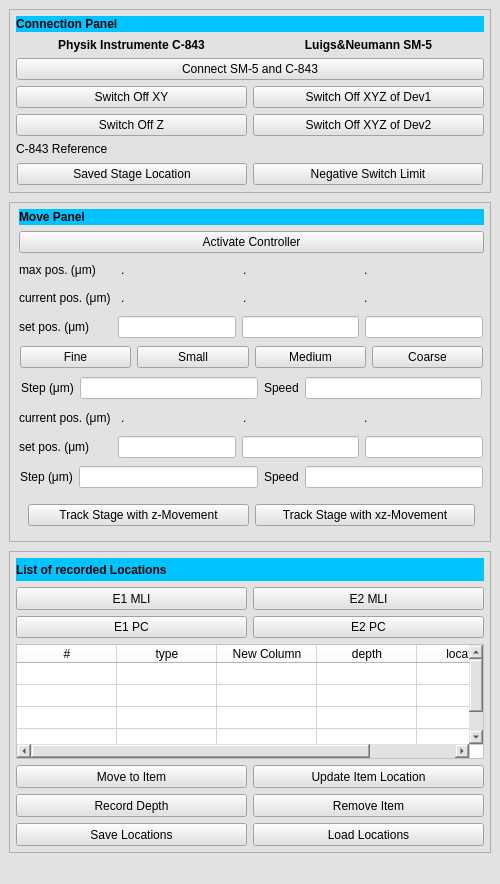
mgraupe/ManipulatorControl, file manipulator.ui: the form before one commit.
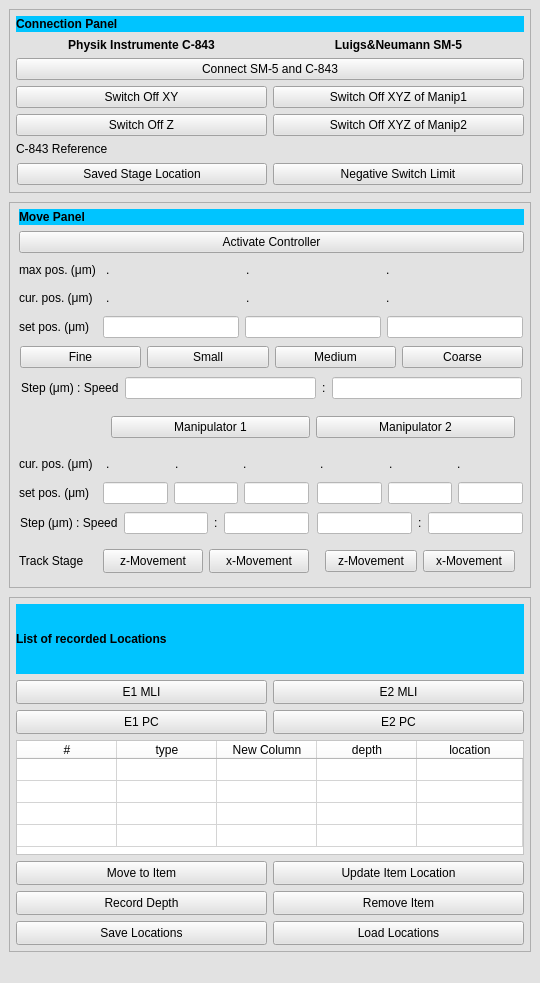
The form after the commit.

Commit message: added functionality for many manipulator actions

Diff of the .ui file:
```diff
--- a/manipulator.ui
+++ b/manipulator.ui
@@ -9,8 +9,8 @@
    <rect>
     <x>0</x>
     <y>0</y>
-    <width>500</width>
-    <height>884</height>
+    <width>540</width>
+    <height>983</height>
    </rect>
   </property>
   <property name="minimumSize">
@@ -85,7 +85,7 @@
           </size>
          </property>
          <property name="text">
-          <string>Switch Off XYZ of Dev1</string>
+          <string>Switch Off XYZ of Manip1</string>
          </property>
          <property name="checkable">
           <bool>true</bool>
@@ -123,7 +123,7 @@
           </size>
          </property>
          <property name="text">
-          <string>Switch Off XYZ of Dev2</string>
+          <string>Switch Off XYZ of Manip2</string>
          </property>
          <property name="checkable">
           <bool>true</bool>
@@ -285,134 +285,7 @@
          </property>
         </widget>
        </item>
-       <item row="2" column="1">
-        <widget class="QWidget" name="horizontalWidget" native="true">
-         <layout class="QHBoxLayout" name="horizontalLayout_7">
-          <property name="margin">
-           <number>4</number>
-          </property>
-          <item>
-           <widget class="QLabel" name="minMaxXLocationValueLabel">
-            <property name="font">
-             <font>
-              <weight>50</weight>
-              <bold>false</bold>
-             </font>
-            </property>
-            <property name="text">
-             <string>.</string>
-            </property>
-           </widget>
-          </item>
-          <item>
-           <widget class="QLabel" name="minMaxYLocationValueLabel">
-            <property name="text">
-             <string>.</string>
-            </property>
-           </widget>
-          </item>
-          <item>
-           <widget class="QLabel" name="minMaxZLocationValueLabel">
-            <property name="text">
-             <string>.</string>
-            </property>
-           </widget>
-          </item>
-         </layout>
-        </widget>
-       </item>
-       <item row="0" column="0" colspan="2">
-        <widget class="QLabel" name="label_8">
-         <property name="minimumSize">
-          <size>
-           <width>0</width>
-           <height>16</height>
-          </size>
-         </property>
-         <property name="font">
-          <font>
-           <weight>75</weight>
-           <bold>true</bold>
-          </font>
-         </property>
-         <property name="styleSheet">
-          <string notr="true">background-color: rgb(0, 196, 255);</string>
-         </property>
-         <property name="text">
-          <string>Move Panel</string>
-         </property>
-        </widget>
-       </item>
-       <item row="3" column="1">
-        <widget class="QWidget" name="horizontalWidget" native="true">
-         <layout class="QHBoxLayout" name="horizontalLayout_9">
-          <property name="margin">
-           <number>4</number>
-          </property>
-          <item>
-           <widget class="QLabel" name="isXLocationValueLabel">
-            <property name="text">
-             <string>.</string>
-            </property>
-           </widget>
-          </item>
-          <item>
-           <widget class="QLabel" name="isYLocationValueLabel">
-            <property name="text">
-             <string>.</string>
-            </property>
-           </widget>
-          </item>
-          <item>
-           <widget class="QLabel" name="isZLocationValueLabel">
-            <property name="text">
-             <string>.</string>
-            </property>
-           </widget>
-          </item>
-         </layout>
-        </widget>
-       </item>
-       <item row="4" column="1">
-        <widget class="QWidget" name="horizontalWidget" native="true">
-         <layout class="QHBoxLayout" name="horizontalLayout_8">
-          <property name="margin">
-           <number>1</number>
-          </property>
-          <item>
-           <widget class="QLineEdit" name="setXLocationLineEdit">
-            <property name="styleSheet">
-             <string notr="true">background-color: rgb(255, 255, 255);</string>
-            </property>
-            <property name="text">
-             <string/>
-            </property>
-           </widget>
-          </item>
-          <item>
-           <widget class="QLineEdit" name="setYLocationLineEdit">
-            <property name="styleSheet">
-             <string notr="true">background-color: rgb(255, 255, 255);</string>
-            </property>
-            <property name="text">
-             <string/>
-            </property>
-           </widget>
-          </item>
-          <item>
-           <widget class="QLineEdit" name="setZLocationLineEdit">
-            <property name="styleSheet">
-             <string notr="true">background-color: rgb(255, 255, 255);</string>
-            </property>
-            <property name="text">
-             <string/>
-            </property>
-           </widget>
-          </item>
-         </layout>
-        </widget>
-       </item>
-       <item row="7" column="1">
+       <item row="8" column="1">
         <widget class="QWidget" name="horizontalWidget" native="true">
          <property name="minimumSize">
           <size>
@@ -448,7 +321,7 @@
          </layout>
         </widget>
        </item>
-       <item row="12" column="0" colspan="2">
+       <item row="13" column="0" colspan="2">
         <widget class="QWidget" name="horizontalWidget" native="true">
          <property name="minimumSize">
           <size>
@@ -463,7 +336,7 @@
           <item>
            <widget class="QLabel" name="label_24">
             <property name="text">
-             <string>Step (μm)</string>
+             <string>Step (μm) : Speed</string>
             </property>
            </widget>
           </item>
@@ -477,7 +350,7 @@
           <item>
            <widget class="QLabel" name="label_6">
             <property name="text">
-             <string>Speed</string>
+             <string>:</string>
             </property>
            </widget>
           </item>
@@ -491,14 +364,14 @@
          </layout>
         </widget>
        </item>
-       <item row="9" column="0">
+       <item row="10" column="0">
         <widget class="QLabel" name="label_23">
          <property name="text">
           <string>set pos. (μm)</string>
          </property>
         </widget>
        </item>
-       <item row="9" column="1">
+       <item row="10" column="1">
         <widget class="QWidget" name="horizontalWidget" native="true">
          <property name="minimumSize">
           <size>
@@ -541,29 +414,100 @@
          </property>
         </widget>
        </item>
-       <item row="1" column="0" colspan="2">
-        <widget class="QPushButton" name="controllerActivateBtn">
-         <property name="maximumSize">
-          <size>
-           <width>16777215</width>
-           <height>24</height>
-          </size>
+       <item row="3" column="0">
+        <widget class="QLabel" name="label_17">
+         <property name="text">
+          <string>cur. pos. (μm)</string>
          </property>
-         <property name="styleSheet">
-          <string notr="true"/>
-         </property>
+        </widget>
+       </item>
+       <item row="8" column="0">
+        <widget class="QLabel" name="label">
          <property name="text">
-          <string>Activate Controller</string>
+          <string>cur. pos. (μm)</string>
          </property>
-         <property name="checkable">
-          <bool>true</bool>
+        </widget>
+       </item>
+       <item row="8" column="2">
+        <widget class="QWidget" name="horizontalWidget" native="true">
+         <property name="minimumSize">
+          <size>
+           <width>0</width>
+           <height>0</height>
+          </size>
          </property>
-         <property name="checked">
-          <bool>false</bool>
+         <layout class="QHBoxLayout" name="horizontalLayout_3">
+          <property name="margin">
+           <number>4</number>
+          </property>
+          <item>
+           <widget class="QLabel" name="xIsPosDev2LE">
+            <property name="text">
+             <string>.</string>
+            </property>
+           </widget>
+          </item>
+          <item>
+           <widget class="QLabel" name="yIsPosDev2LE">
+            <property name="text">
+             <string>.</string>
+            </property>
+           </widget>
+          </item>
+          <item>
+           <widget class="QLabel" name="zIsPosDev2LE">
+            <property name="text">
+             <string>.</string>
+            </property>
+           </widget>
+          </item>
+         </layout>
+        </widget>
+       </item>
+       <item row="6" column="0" colspan="3">
+        <widget class="QWidget" name="horizontalWidget" native="true">
+         <property name="minimumSize">
+          <size>
+           <width>0</width>
+           <height>0</height>
+          </size>
          </property>
+         <layout class="QHBoxLayout" name="horizontalLayout_11">
+          <property name="margin">
+           <number>2</number>
+          </property>
+          <item>
+           <widget class="QLabel" name="label_18">
+            <property name="text">
+             <string>Step (μm) : Speed</string>
+            </property>
+           </widget>
+          </item>
+          <item>
+           <widget class="QLineEdit" name="stepLineEdit">
+            <property name="styleSheet">
+             <string notr="true">background-color: rgb(255, 255, 255);</string>
+            </property>
+           </widget>
+          </item>
+          <item>
+           <widget class="QLabel" name="label_19">
+            <property name="text">
+             <string>:</string>
+            </property>
+           </widget>
+          </item>
+          <item>
+           <widget class="QLineEdit" name="speedLineEdit">
+            <property name="styleSheet">
+             <string notr="true">background-color: rgb(255, 255, 255);</string>
+            </property>
+           </widget>
+          </item>
+         </layout>
         </widget>
        </item>
-       <item row="5" column="0" colspan="2">
+       <item row="5" column="0" colspan="3">
         <widget class="QWidget" name="horizontalWidget" native="true">
          <layout class="QHBoxLayout" name="horizontalLayout">
           <property name="margin">
@@ -654,48 +598,207 @@
          </layout>
         </widget>
        </item>
-       <item row="3" column="0">
-        <widget class="QLabel" name="label_17">
+       <item row="4" column="1" colspan="2">
+        <widget class="QWidget" name="horizontalWidget" native="true">
+         <layout class="QHBoxLayout" name="horizontalLayout_8">
+          <property name="margin">
+           <number>1</number>
+          </property>
+          <item>
+           <widget class="QLineEdit" name="setXLocationLineEdit">
+            <property name="styleSheet">
+             <string notr="true">background-color: rgb(255, 255, 255);</string>
+            </property>
+            <property name="text">
+             <string/>
+            </property>
+           </widget>
+          </item>
+          <item>
+           <widget class="QLineEdit" name="setYLocationLineEdit">
+            <property name="styleSheet">
+             <string notr="true">background-color: rgb(255, 255, 255);</string>
+            </property>
+            <property name="text">
+             <string/>
+            </property>
+           </widget>
+          </item>
+          <item>
+           <widget class="QLineEdit" name="setZLocationLineEdit">
+            <property name="styleSheet">
+             <string notr="true">background-color: rgb(255, 255, 255);</string>
+            </property>
+            <property name="text">
+             <string/>
+            </property>
+           </widget>
+          </item>
+         </layout>
+        </widget>
+       </item>
+       <item row="3" column="1" colspan="2">
+        <widget class="QWidget" name="horizontalWidget" native="true">
+         <layout class="QHBoxLayout" name="horizontalLayout_9">
+          <property name="margin">
+           <number>4</number>
+          </property>
+          <item>
+           <widget class="QLabel" name="isXLocationValueLabel">
+            <property name="text">
+             <string>.</string>
+            </property>
+           </widget>
+          </item>
+          <item>
+           <widget class="QLabel" name="isYLocationValueLabel">
+            <property name="text">
+             <string>.</string>
+            </property>
+           </widget>
+          </item>
+          <item>
+           <widget class="QLabel" name="isZLocationValueLabel">
+            <property name="text">
+             <string>.</string>
+            </property>
+           </widget>
+          </item>
+         </layout>
+        </widget>
+       </item>
+       <item row="2" column="1" colspan="2">
+        <widget class="QWidget" name="horizontalWidget" native="true">
+         <layout class="QHBoxLayout" name="horizontalLayout_7">
+          <property name="margin">
+           <number>4</number>
+          </property>
+          <item>
+           <widget class="QLabel" name="minMaxXLocationValueLabel">
+            <property name="font">
+             <font>
+              <weight>50</weight>
+              <bold>false</bold>
+             </font>
+            </property>
+            <property name="text">
+             <string>.</string>
+            </property>
+           </widget>
+          </item>
+          <item>
+           <widget class="QLabel" name="minMaxYLocationValueLabel">
+            <property name="text">
+             <string>.</string>
+            </property>
+           </widget>
+          </item>
+          <item>
+           <widget class="QLabel" name="minMaxZLocationValueLabel">
+            <property name="text">
+             <string>.</string>
+            </property>
+           </widget>
+          </item>
+         </layout>
+        </widget>
+       </item>
+       <item row="1" column="0" colspan="3">
+        <widget class="QPushButton" name="controllerActivateBtn">
+         <property name="maximumSize">
+          <size>
+           <width>16777215</width>
+           <height>24</height>
+          </size>
+         </property>
+         <property name="styleSheet">
+          <string notr="true"/>
+         </property>
          <property name="text">
-          <string>current pos. (μm)</string>
+          <string>Activate Controller</string>
+         </property>
+         <property name="checkable">
+          <bool>true</bool>
+         </property>
+         <property name="checked">
+          <bool>false</bool>
          </property>
         </widget>
        </item>
-       <item row="6" column="0" colspan="2">
-        <widget class="QWidget" name="horizontalWidget" native="true">
+       <item row="0" column="0" colspan="3">
+        <widget class="QLabel" name="label_8">
          <property name="minimumSize">
           <size>
            <width>0</width>
-           <height>0</height>
+           <height>16</height>
           </size>
          </property>
-         <layout class="QHBoxLayout" name="horizontalLayout_11">
+         <property name="font">
+          <font>
+           <weight>75</weight>
+           <bold>true</bold>
+          </font>
+         </property>
+         <property name="styleSheet">
+          <string notr="true">background-color: rgb(0, 196, 255);</string>
+         </property>
+         <property name="text">
+          <string>Move Panel</string>
+         </property>
+        </widget>
+       </item>
+       <item row="10" column="2">
+        <widget class="QWidget" name="horizontalWidget" native="true">
+         <layout class="QHBoxLayout" name="horizontalLayout_5">
           <property name="margin">
-           <number>2</number>
+           <number>1</number>
           </property>
           <item>
-           <widget class="QLabel" name="label_18">
-            <property name="text">
-             <string>Step (μm)</string>
+           <widget class="QLineEdit" name="xSetPosDev2LE">
+            <property name="styleSheet">
+             <string notr="true">background-color: rgb(255, 255, 255);</string>
             </property>
            </widget>
           </item>
           <item>
-           <widget class="QLineEdit" name="stepLineEdit">
+           <widget class="QLineEdit" name="ySetPosDev2LE">
             <property name="styleSheet">
              <string notr="true">background-color: rgb(255, 255, 255);</string>
             </property>
            </widget>
           </item>
           <item>
-           <widget class="QLabel" name="label_19">
+           <widget class="QLineEdit" name="zSetPosDev2LE">
+            <property name="styleSheet">
+             <string notr="true">background-color: rgb(255, 255, 255);</string>
+            </property>
+           </widget>
+          </item>
+         </layout>
+        </widget>
+       </item>
+       <item row="13" column="2">
+        <widget class="QWidget" name="horizontalWidget" native="true">
+         <layout class="QHBoxLayout" name="horizontalLayout_10">
+          <property name="margin">
+           <number>1</number>
+          </property>
+          <item>
+           <widget class="QLineEdit" name="lineEdit_2">
+            <property name="styleSheet">
+             <string notr="true">background-color: rgb(255, 255, 255);</string>
+            </property>
+           </widget>
+          </item>
+          <item>
+           <widget class="QLabel" name="label_12">
             <property name="text">
-             <string>Speed</string>
+             <string>:</string>
             </property>
            </widget>
           </item>
           <item>
-           <widget class="QLineEdit" name="speedLineEdit">
+           <widget class="QLineEdit" name="lineEdit">
             <property name="styleSheet">
              <string notr="true">background-color: rgb(255, 255, 255);</string>
             </property>
@@ -704,14 +807,52 @@
          </layout>
         </widget>
        </item>
-       <item row="7" column="0">
-        <widget class="QLabel" name="label">
+       <item row="14" column="2">
+        <widget class="QWidget" name="horizontalWidget" native="true">
+         <layout class="QHBoxLayout" name="horizontalLayout_14">
+          <item>
+           <widget class="QPushButton" name="trackStageXMovementDev2Btn">
+            <property name="maximumSize">
+             <size>
+              <width>16777215</width>
+              <height>24</height>
+             </size>
+            </property>
+            <property name="text">
+             <string>z-Movement</string>
+            </property>
+            <attribute name="buttonGroup">
+             <string notr="true">buttonGroup_3</string>
+            </attribute>
+           </widget>
+          </item>
+          <item>
+           <widget class="QPushButton" name="trackStageXMovementDev2Btn_2">
+            <property name="maximumSize">
+             <size>
+              <width>16777215</width>
+              <height>24</height>
+             </size>
+            </property>
+            <property name="text">
+             <string>x-Movement</string>
+            </property>
+            <attribute name="buttonGroup">
+             <string notr="true">buttonGroup_3</string>
+            </attribute>
+           </widget>
+          </item>
+         </layout>
+        </widget>
+       </item>
+       <item row="14" column="0">
+        <widget class="QLabel" name="label_5">
          <property name="text">
-          <string>current pos. (μm)</string>
+          <string>Track Stage</string>
          </property>
         </widget>
        </item>
-       <item row="13" column="0" colspan="2">
+       <item row="14" column="1">
         <widget class="QWidget" name="horizontalWidget" native="true">
          <property name="minimumSize">
           <size>
@@ -720,6 +861,9 @@
           </size>
          </property>
          <layout class="QHBoxLayout" name="horizontalLayout_6">
+          <property name="margin">
+           <number>1</number>
+          </property>
           <item>
            <widget class="QPushButton" name="pushButton_14">
             <property name="minimumSize">
@@ -735,7 +879,7 @@
              </size>
             </property>
             <property name="text">
-             <string>Track Stage with z-Movement</string>
+             <string>z-Movement</string>
             </property>
             <property name="iconSize">
              <size>
@@ -757,11 +901,70 @@
              </size>
             </property>
             <property name="text">
-             <string>Track Stage with xz-Movement</string>
+             <string>x-Movement</string>
             </property>
             <property name="checkable">
              <bool>true</bool>
             </property>
+            <attribute name="buttonGroup">
+             <string notr="true">buttonGroup_2</string>
+            </attribute>
+           </widget>
+          </item>
+         </layout>
+        </widget>
+       </item>
+       <item row="7" column="1" colspan="2">
+        <widget class="QWidget" name="horizontalWidget" native="true">
+         <property name="minimumSize">
+          <size>
+           <width>0</width>
+           <height>0</height>
+          </size>
+         </property>
+         <layout class="QHBoxLayout" name="horizontalLayout_15">
+          <item>
+           <widget class="QPushButton" name="activateDev1">
+            <property name="maximumSize">
+             <size>
+              <width>16777215</width>
+              <height>24</height>
+             </size>
+            </property>
+            <property name="sizeIncrement">
+             <size>
+              <width>0</width>
+              <height>0</height>
+             </size>
+            </property>
+            <property name="text">
+             <string>Manipulator 1</string>
+            </property>
+            <property name="checkable">
+             <bool>true</bool>
+            </property>
+            <attribute name="buttonGroup">
+             <string notr="true">buttonGroup_4</string>
+            </attribute>
+           </widget>
+          </item>
+          <item>
+           <widget class="QPushButton" name="acitvateDev2">
+            <property name="maximumSize">
+             <size>
+              <width>16777215</width>
+              <height>24</height>
+             </size>
+            </property>
+            <property name="text">
+             <string>Manipulator 2</string>
+            </property>
+            <property name="checkable">
+             <bool>true</bool>
+            </property>
+            <attribute name="buttonGroup">
+             <string notr="true">buttonGroup_4</string>
+            </attribute>
            </widget>
           </item>
          </layout>
```
Left out of the diff: 46 changed lines with no effect on the pictures. The commit also changes 3 other files.
